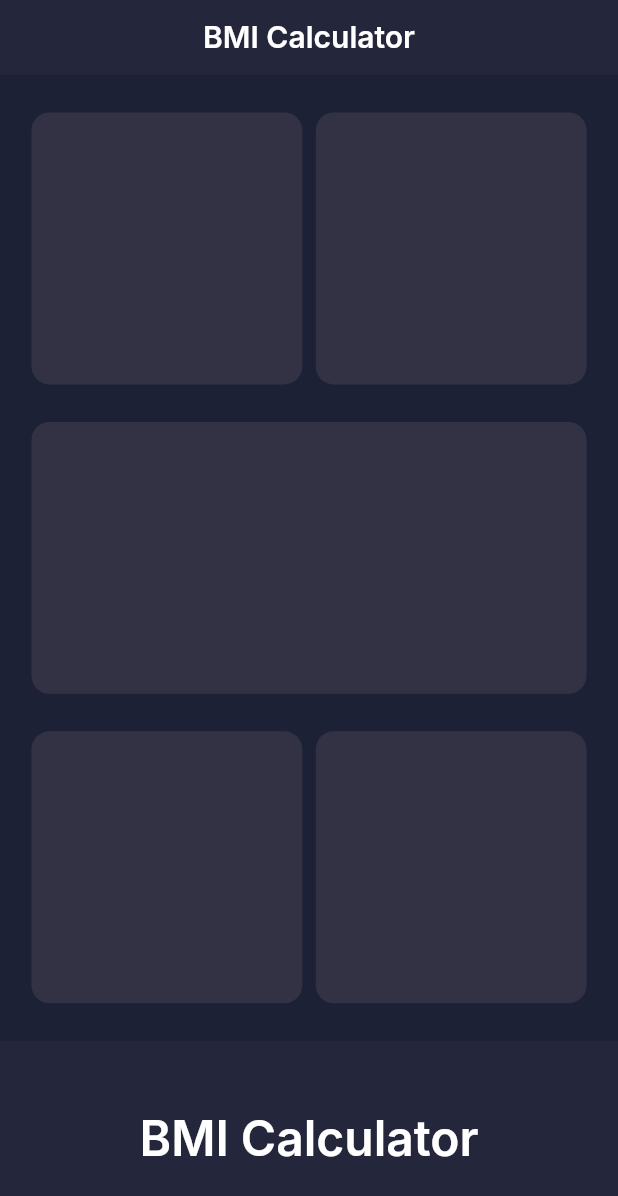
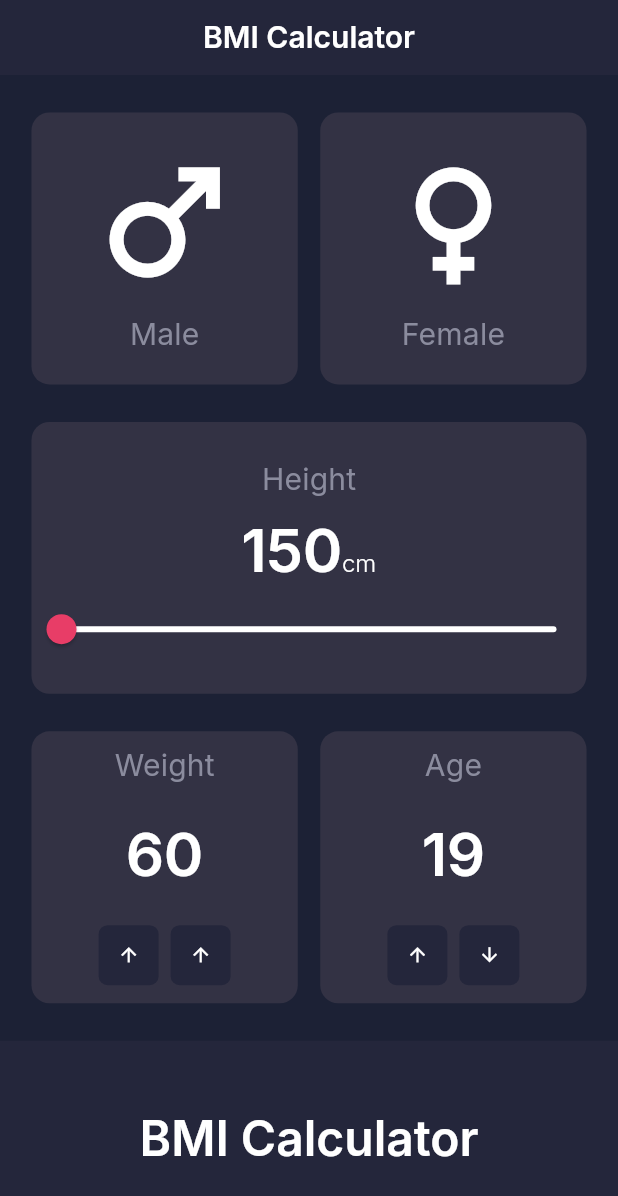
Before and after one commit to mdzarepour/Flutter_Bmi_Calculator, a Flutter app: the screen it shows after launch, on a phone screen of 412 x 824 dp. Shown: the top 1196 px of the screen. Run offline on Flutter 3.47's test engine with Material 3 defaults, Android fonts, the phone set to English and light mode, and no system bars; our stand-ins replace google_fonts.

Commit message:
InputScreen's ui widget structure completed

```diff
--- a/lib/core/constants/app_colors.dart
+++ b/lib/core/constants/app_colors.dart
@@ -6,7 +6,7 @@ class AppColors {
   static const Color materialSecondBlue = Color(0XFF24263B);
   static const Color materialThirdBlue = Color(0XFF333244);
   static const Color materialWhite = Color(0XFFFFFFFF);
-  static const Color materialGrey = Color(0XFF333244);
+  static const Color materialGrey = Color(0XFF8B8C9E);
   static const Color materialPink = Color(0XFFE83D67);
   static const Color materialGreen = Color(0XFF21BF73);
 }
--- a/lib/core/theme/app_theme.dart
+++ b/lib/core/theme/app_theme.dart
@@ -9,7 +9,33 @@ class AppTheme {
     colorScheme: _getColorScheme(),
     appBarTheme: _getAppbarTheme(),
     filledButtonTheme: _getFilledButtonTheme(),
+    iconTheme: _getIconTheme(),
+    sliderTheme: _getSliderTheme(),
+    iconButtonTheme: IconButtonThemeData(
+      style: IconButton.styleFrom(
+        shape: RoundedRectangleBorder(borderRadius: BorderRadius.circular(6)),
+        backgroundColor: AppColors.materialSecondBlue,
+      ),
+    ),
   );
+
+  static SliderThemeData _getSliderTheme() {
+    return const SliderThemeData(
+      activeTrackColor: AppColors.materialPink,
+      inactiveTrackColor: AppColors.materialWhite,
+      trackHeight: 4.0,
+      thumbColor: AppColors.materialPink,
+      overlayColor: AppColors.materialPink,
+      thumbShape: RoundSliderThumbShape(enabledThumbRadius: 10.0),
+      overlayShape: RoundSliderOverlayShape(overlayRadius: 20.0),
+      valueIndicatorColor: AppColors.materialPink,
+      valueIndicatorTextStyle: TextStyle(color: Colors.white, fontSize: 14),
+    );
+  }
+
+  static IconThemeData _getIconTheme() {
+    return const IconThemeData(size: 110, color: AppColors.materialWhite);
+  }
 
   static FilledButtonThemeData _getFilledButtonTheme() {
     return FilledButtonThemeData(
--- a/lib/main.dart
+++ b/lib/main.dart
@@ -2,9 +2,7 @@ import 'package:bmi_calculator/core/theme/app_theme.dart';
 import 'package:bmi_calculator/screens/input_screen/input_screen.dart';
 import 'package:flutter/material.dart';
 
-void main(List<String> args) {
-  runApp(const BmiCalculator());
-}
+void main(List<String> args) => runApp(const BmiCalculator());
 
 class BmiCalculator extends StatelessWidget {
   const BmiCalculator({super.key});
--- a/lib/screens/input_screen/components/card_widget.dart
+++ b/lib/screens/input_screen/components/card_widget.dart
@@ -1,8 +1,8 @@
 import 'package:flutter/material.dart';
 
 class InputCardWidget extends StatelessWidget {
-  const InputCardWidget({super.key});
-
+  const InputCardWidget({super.key, required this.cardChild});
+  final Widget cardChild;
   @override
   Widget build(BuildContext context) {
     return Expanded(
@@ -11,6 +11,7 @@ class InputCardWidget extends StatelessWidget {
           color: Theme.of(context).colorScheme.secondary,
           borderRadius: BorderRadius.circular(12),
         ),
+        child: cardChild,
       ),
     );
   }
--- a/lib/screens/input_screen/components/multi_child_input_widget.dart
+++ b/lib/screens/input_screen/components/multi_child_input_widget.dart
@@ -1,20 +1,26 @@
 import 'package:bmi_calculator/screens/input_screen/components/card_widget.dart';
 import 'package:flutter/material.dart';
 
+//TODO get theme from texttheme -->
 class MultiChildInputWidget extends StatelessWidget {
-  const MultiChildInputWidget({super.key});
+  const MultiChildInputWidget({
+    super.key,
+    required this.leftSideWidget,
+    required this.rightSideWidget,
+  });
+  final Widget leftSideWidget;
+  final Widget rightSideWidget;
 
   @override
   Widget build(BuildContext context) {
-    Size size = MediaQuery.of(context).size;
+    final Size size = MediaQuery.of(context).size;
+    final TextStyle? textTheme = Theme.of(context).textTheme.titleMedium;
     return Padding(
       padding: const EdgeInsetsGeometry.symmetric(horizontal: 21),
       child: SizedBox(
         height: size.height * 0.22,
         width: size.width,
-        child: const Row(
-          children: [InputCardWidget(), SizedBox(width: 9), InputCardWidget()],
-        ),
+        child: Row(spacing: 15, children: [leftSideWidget, rightSideWidget]),
       ),
     );
   }
--- a/lib/screens/input_screen/components/single_childe_input_widget.dart
+++ b/lib/screens/input_screen/components/single_childe_input_widget.dart
@@ -1,18 +1,52 @@
+import 'package:bmi_calculator/core/constants/app_colors.dart';
 import 'package:bmi_calculator/screens/input_screen/components/card_widget.dart';
 import 'package:flutter/material.dart';
 
 class SingleChildInputWidget extends StatelessWidget {
-  const SingleChildInputWidget({super.key, required this.size});
-  final Size size;
+  const SingleChildInputWidget({
+    super.key,
+    required this.heightValue,
+    required this.slider,
+  });
 
+  final Widget slider;
+
+  final double heightValue;
   @override
   Widget build(BuildContext context) {
+    final TextTheme textTheme = Theme.of(context).textTheme;
+    Size size = MediaQuery.of(context).size;
     return Padding(
       padding: const EdgeInsetsGeometry.symmetric(horizontal: 21),
       child: SizedBox(
         height: size.height * 0.22,
         width: size.width,
-        child: const InputCardWidget(),
+        child: InputCardWidget(
+          cardChild: Column(
+            spacing: 10,
+            mainAxisAlignment: MainAxisAlignment.center,
+            children: [
+              Text('Height', style: textTheme.titleMedium),
+              RichText(
+                text: TextSpan(
+                  children: [
+                    TextSpan(
+                      style: textTheme.displayLarge,
+                      text: heightValue.toStringAsFixed(0),
+                    ),
+                    TextSpan(
+                      style: textTheme.displaySmall!.copyWith(
+                        color: AppColors.materialWhite,
+                      ),
+                      text: 'cm',
+                    ),
+                  ],
+                ),
+              ),
+              slider,
+            ],
+          ),
+        ),
       ),
     );
   }
--- a/lib/screens/input_screen/input_screen.dart
+++ b/lib/screens/input_screen/input_screen.dart
@@ -1,5 +1,7 @@
+import 'package:bmi_calculator/core/constants/app_colors.dart';
 import 'package:bmi_calculator/core/constants/app_strings.dart';
 import 'package:bmi_calculator/screens/input_screen/components/calculation_button.dart';
+import 'package:bmi_calculator/screens/input_screen/components/card_widget.dart';
 import 'package:bmi_calculator/screens/input_screen/components/multi_child_input_widget.dart';
 import 'package:bmi_calculator/screens/input_screen/components/single_childe_input_widget.dart';
 import 'package:flutter/material.dart';
@@ -9,7 +11,8 @@ class InputPage extends StatelessWidget {
 
   @override
   Widget build(BuildContext context) {
-    Size size = MediaQuery.of(context).size;
+    final Size size = MediaQuery.of(context).size;
+    final TextTheme textTheme = Theme.of(context).textTheme;
     return Scaffold(
       appBar: AppBar(title: const Text(AppStrings.inputAppBarTitle)),
       body: Column(
@@ -17,9 +20,80 @@ class InputPage extends StatelessWidget {
         crossAxisAlignment: CrossAxisAlignment.stretch,
         children: [
           const SizedBox.shrink(),
-          const MultiChildInputWidget(),
-          SingleChildInputWidget(size: size),
-          const MultiChildInputWidget(),
+          MultiChildInputWidget(
+            leftSideWidget: InputCardWidget(
+              cardChild: Column(
+                mainAxisAlignment: MainAxisAlignment.center,
+                spacing: 5,
+                children: [
+                  const Icon(Icons.male),
+                  Text(style: textTheme.titleMedium, 'Male'),
+                ],
+              ),
+            ),
+            rightSideWidget: InputCardWidget(
+              cardChild: Column(
+                mainAxisAlignment: MainAxisAlignment.center,
+                spacing: 5,
+                children: [
+                  const Icon(Icons.female),
+                  Text(style: textTheme.titleMedium, 'Female'),
+                ],
+              ),
+            ),
+          ),
+          SingleChildInputWidget(
+            heightValue: 150,
+            slider: Slider(value: 0, onChanged: (value) {}),
+          ),
+          MultiChildInputWidget(
+            leftSideWidget: InputCardWidget(
+              cardChild: Column(
+                mainAxisAlignment: MainAxisAlignment.spaceAround,
+                spacing: 5,
+                children: [
+                  Text(style: textTheme.titleMedium, 'Weight'),
+                  Text(style: textTheme.displayLarge, '60'),
+                  Row(
+                    mainAxisAlignment: MainAxisAlignment.center,
+                    children: [
+                      IconButton(
+                        onPressed: () {},
+                        icon: const Icon(size: 15, Icons.arrow_upward),
+                      ),
+                      IconButton(
+                        onPressed: () {},
+                        icon: const Icon(size: 15, Icons.arrow_upward),
+                      ),
+                    ],
+                  ),
+                ],
+              ),
+            ),
+            rightSideWidget: InputCardWidget(
+              cardChild: Column(
+                mainAxisAlignment: MainAxisAlignment.spaceAround,
+                spacing: 5,
+                children: [
+                  Text(style: textTheme.titleMedium, 'Age'),
+                  Text(style: textTheme.displayLarge, '19'),
+                  Row(
+                    mainAxisAlignment: MainAxisAlignment.center,
+                    children: [
+                      IconButton(
+                        onPressed: () {},
+                        icon: const Icon(size: 15, Icons.arrow_upward),
+                      ),
+                      IconButton(
+                        onPressed: () {},
+                        icon: const Icon(size: 15, Icons.arrow_downward),
+                      ),
+                    ],
+                  ),
+                ],
+              ),
+            ),
+          ),
           const CalculateButton(),
         ],
       ),
--- a/lib/screens/resualt_screen/resualt_screen.dart
+++ b/lib/screens/resualt_screen/resualt_screen.dart
@@ -5,6 +5,6 @@ class ResualtScreen extends StatelessWidget {
 
   @override
   Widget build(BuildContext context) {
-    return Scaffold();
+    return const Scaffold();
   }
 }
```
Also changed, not shown: 6 other files.
